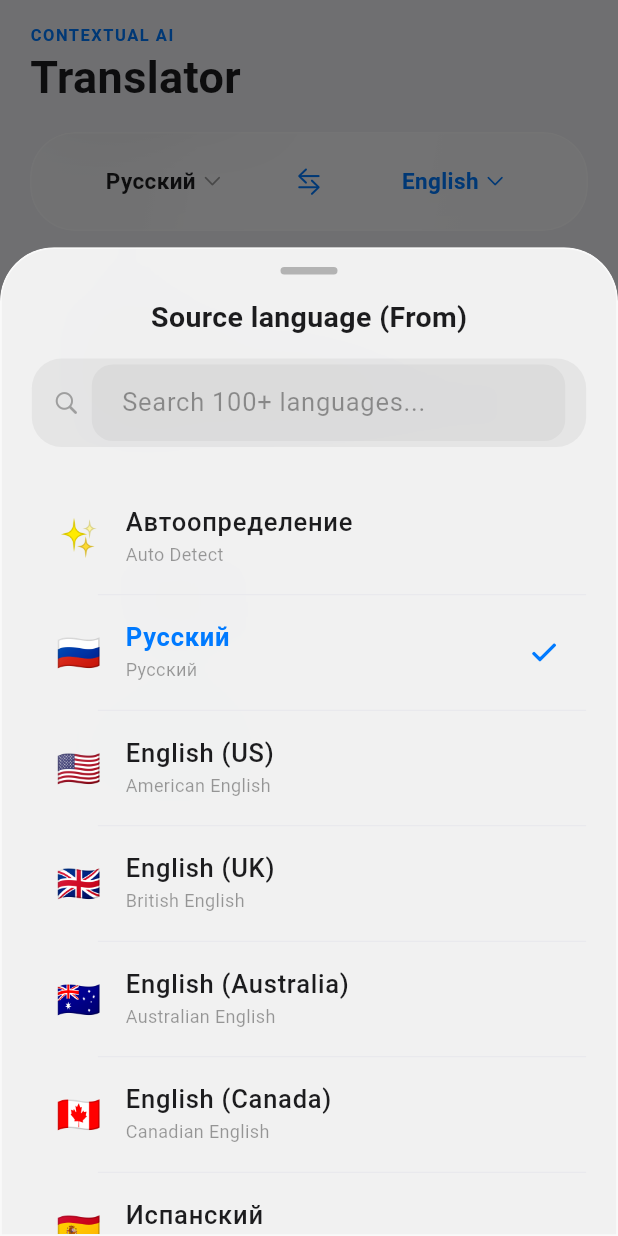
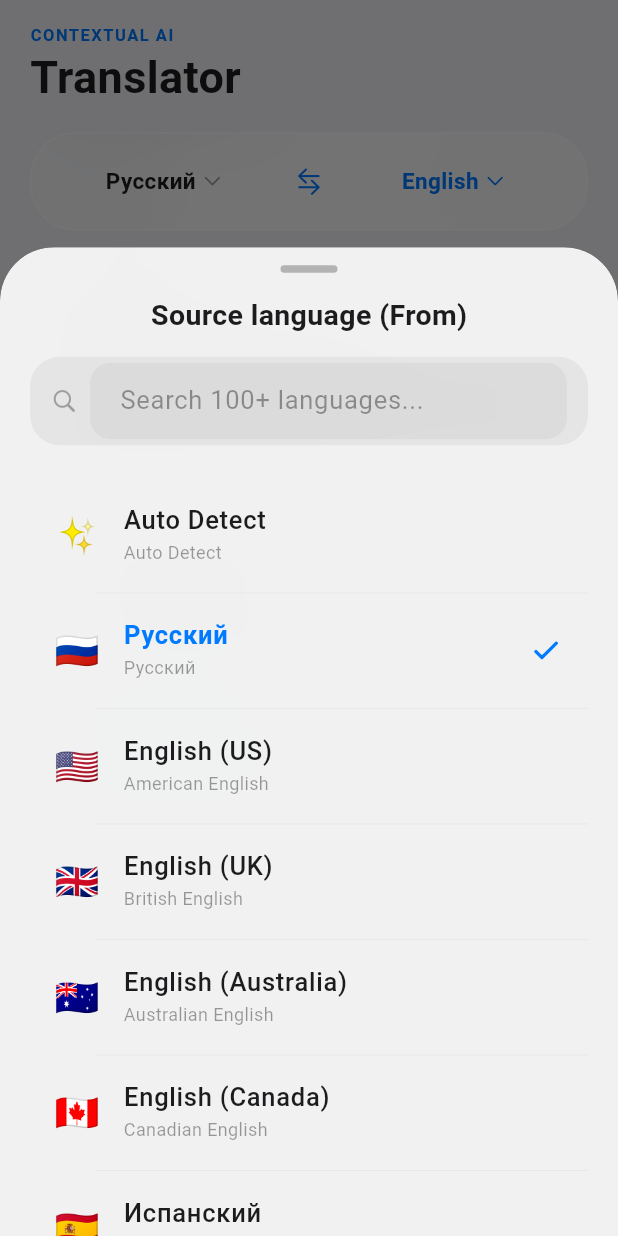
Before and after one commit to daurge-fff/ai-translator, a Flutter app: the TranslateScreen screen opened directly, after a tap on "Русский", on a phone screen of 412 x 824 dp. Run offline on Flutter 3.47's test engine with Material 3 defaults, Android fonts, the phone set to English and light mode, and no system bars; drawn by our look-alikes of flutter_animate; our stand-ins replace dio, drift, drift_flutter, flutter_riverpod, flutter_secure_storage, flutter_svg and 4 more; accounts and stored records are empty; generated files the repository leaves out were written again.

Commit message:
Enhance language handling and auto-detection logic in translation feature

```diff
--- a/lib/core/constants/languages.dart
+++ b/lib/core/constants/languages.dart
@@ -4,6 +4,7 @@ class LanguageItem {
   final String nativeName;
   final String flag;
   final String? regionalVariant;
+  final String? nameEn;
 
   const LanguageItem({
     required this.code,
@@ -11,7 +12,10 @@ class LanguageItem {
     required this.nativeName,
     required this.flag,
     this.regionalVariant,
+    this.nameEn,
   });
+
+  String displayName(bool isRu) => isRu ? name : (nameEn ?? name);
 }
 
 class WorldLanguages {
@@ -20,6 +24,7 @@ class WorldLanguages {
     name: 'Автоопределение',
     nativeName: 'Auto Detect',
     flag: '✨',
+    nameEn: 'Auto Detect',
   );
 
   static const List<LanguageItem> list = [
--- a/lib/presentation/translate/translate_screen.dart
+++ b/lib/presentation/translate/translate_screen.dart
@@ -31,6 +31,13 @@ class _TranslateScreenState extends ConsumerState<TranslateScreen> {
     super.initState();
     _sourceController = TextEditingController();
     _contextController = TextEditingController();
+
+    // Sync sourceController when state changes externally (e.g. swapLanguages)
+    ref.listenManual(translationProvider, (prev, next) {
+      if (_sourceController.text != next.sourceText) {
+        _sourceController.text = next.sourceText;
+      }
+    });
   }
 
   @override
@@ -133,6 +140,14 @@ class _TranslateScreenState extends ConsumerState<TranslateScreen> {
     final trNotifier = ref.read(translationProvider.notifier);
     final templates = ref.watch(contextsProvider);
     final isDark = Theme.of(context).brightness == Brightness.dark;
+    final isRu = Localizations.localeOf(context).languageCode == 'ru';
+
+    String displayLang(String langName) {
+      if (langName == 'Автоопределение' || langName == 'Auto Detect') {
+        return isRu ? 'Автоопределение' : 'Auto Detect';
+      }
+      return langName;
+    }
 
     return Scaffold(
       body: CustomScrollView(
@@ -190,7 +205,7 @@ class _TranslateScreenState extends ConsumerState<TranslateScreen> {
                                   mainAxisAlignment: MainAxisAlignment.center,
                                   children: [
                                     Text(
-                                      trState.sourceLang,
+                                      displayLang(trState.sourceLang),
                                       style: const TextStyle(
                                         fontSize: 15,
                                         fontWeight: FontWeight.w600,
@@ -219,7 +234,7 @@ class _TranslateScreenState extends ConsumerState<TranslateScreen> {
                                   mainAxisAlignment: MainAxisAlignment.center,
                                   children: [
                                     Text(
-                                      trState.targetLang,
+                                      displayLang(trState.targetLang),
                                       style: const TextStyle(
                                         fontSize: 15,
                                         fontWeight: FontWeight.w600,
--- a/lib/presentation/widgets/language_selector_sheet.dart
+++ b/lib/presentation/widgets/language_selector_sheet.dart
@@ -49,6 +49,7 @@ class _LanguageSelectorSheetState extends ConsumerState<LanguageSelectorSheet> {
   Widget build(BuildContext context) {
     final isDark = Theme.of(context).brightness == Brightness.dark;
     final accent = ref.watch(themeProvider).accentColor.color;
+    final isRu = Localizations.localeOf(context).languageCode == 'ru';
 
     final availableLanguages = widget.isTarget
         ? WorldLanguages.list.where((lang) => lang.code != 'Auto').toList()
@@ -72,10 +73,6 @@ class _LanguageSelectorSheetState extends ConsumerState<LanguageSelectorSheet> {
             color: isDark
                 ? const Color(0xFF161622).withValues(alpha: 0.90)
                 : Colors.white.withValues(alpha: 0.90),
-            border: Border.all(
-              color: isDark ? Colors.white.withValues(alpha: 0.15) : Colors.white.withValues(alpha: 0.60),
-              width: 1.2,
-            ),
           ),
           child: Column(
             children: [
@@ -134,12 +131,13 @@ class _LanguageSelectorSheetState extends ConsumerState<LanguageSelectorSheet> {
                   separatorBuilder: (_, __) => const Divider(height: 1, indent: 44),
                   itemBuilder: (context, index) {
                     final item = filteredLanguages[index];
-                    final isSelected = widget.currentLanguage == item.name;
+                    final isSelected = widget.currentLanguage == item.name ||
+                        widget.currentLanguage == item.displayName(isRu);
 
                     return ListTile(
                       leading: Text(item.flag, style: const TextStyle(fontSize: 24)),
                       title: Text(
-                        item.name,
+                        item.displayName(isRu),
                         style: TextStyle(
                           fontWeight: isSelected ? FontWeight.bold : FontWeight.w500,
                           color: isSelected ? accent : null,
```
Also changed, not shown: lib/providers/translation_provider.dart (+21 -2 lines).
